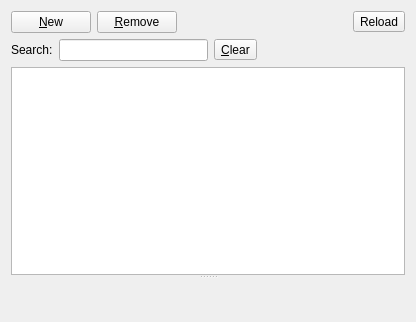
First picture: the form in client/src/pages/page.ui, repository KDAB/FatCRM, before the edit.
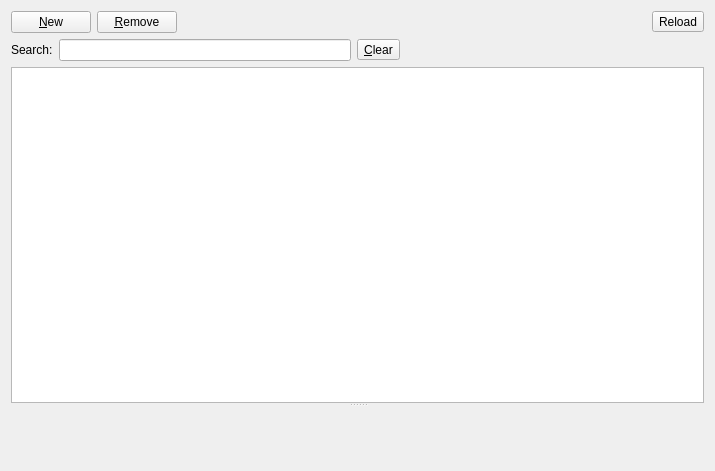
Second picture: the form after the edit. Custom widgets are drawn as their Qt base class.

Commit message:
Add label with total number of listed opps/etc. on the right of the search line, above the list
Remove confusing Akonadi namespace for FilterProxyModel.

```diff
--- a/client/src/pages/page.ui
+++ b/client/src/pages/page.ui
@@ -6,8 +6,8 @@
    <rect>
     <x>0</x>
     <y>0</y>
-    <width>416</width>
-    <height>322</height>
+    <width>715</width>
+    <height>471</height>
    </rect>
   </property>
   <property name="windowTitle">
@@ -84,6 +84,13 @@
        </property>
       </spacer>
      </item>
+     <item>
+      <widget class="QLabel" name="itemCountLB">
+       <property name="text">
+        <string/>
+       </property>
+      </widget>
+     </item>
     </layout>
    </item>
    <item>
```
The commit also changes 4 other files.
